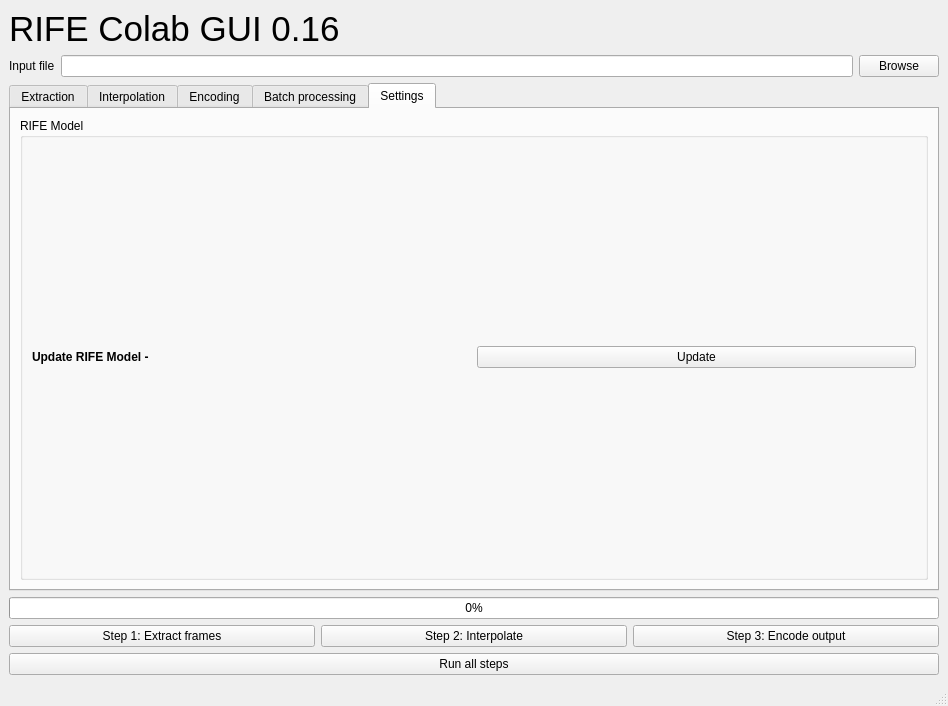
HeylonNHP/RIFE-Colab, file main_gui.ui: the form before one commit.
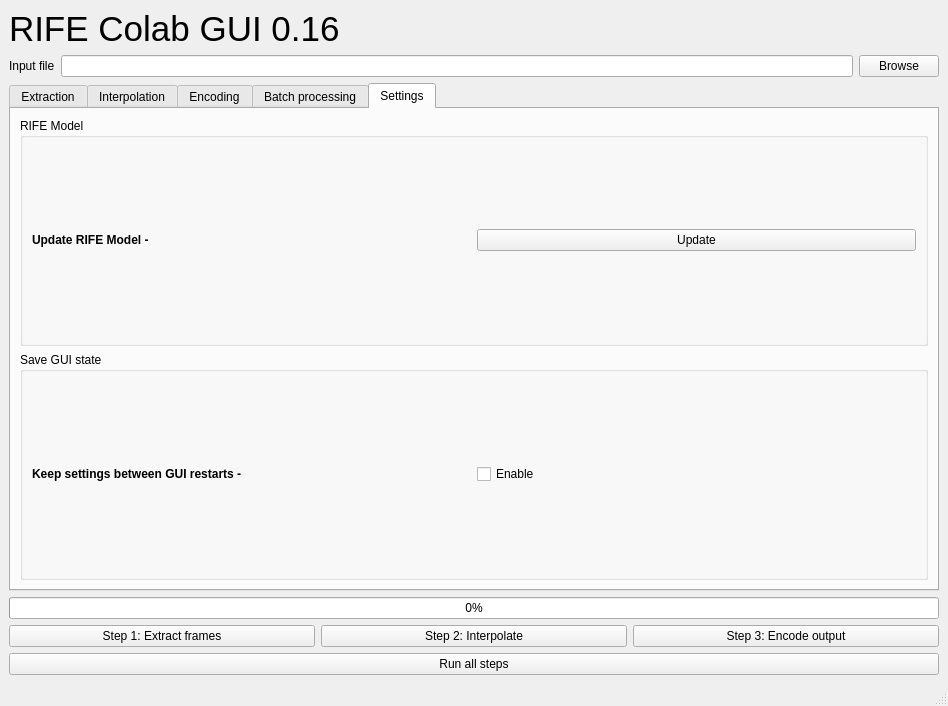
The form after the commit. The open tabs and pages were chosen to show the change.

Commit message: Add code to save GUI state between restarts

```diff
--- a/main_gui.ui
+++ b/main_gui.ui
@@ -643,6 +643,29 @@
           </layout>
          </widget>
         </item>
+        <item>
+         <widget class="QGroupBox" name="groupBox_7">
+          <property name="title">
+           <string>Save GUI state</string>
+          </property>
+          <layout class="QGridLayout" name="gridLayout_8">
+           <item row="0" column="0">
+            <widget class="QLabel" name="label_23">
+             <property name="text">
+              <string>&lt;b&gt;Keep settings between GUI restarts -&lt;/b&gt;</string>
+             </property>
+            </widget>
+           </item>
+           <item row="0" column="1">
+            <widget class="QCheckBox" name="saveGUIstateCheck">
+             <property name="text">
+              <string>Enable</string>
+             </property>
+            </widget>
+           </item>
+          </layout>
+         </widget>
+        </item>
        </layout>
       </widget>
      </widget>
```
The commit also changes 3 other files.
